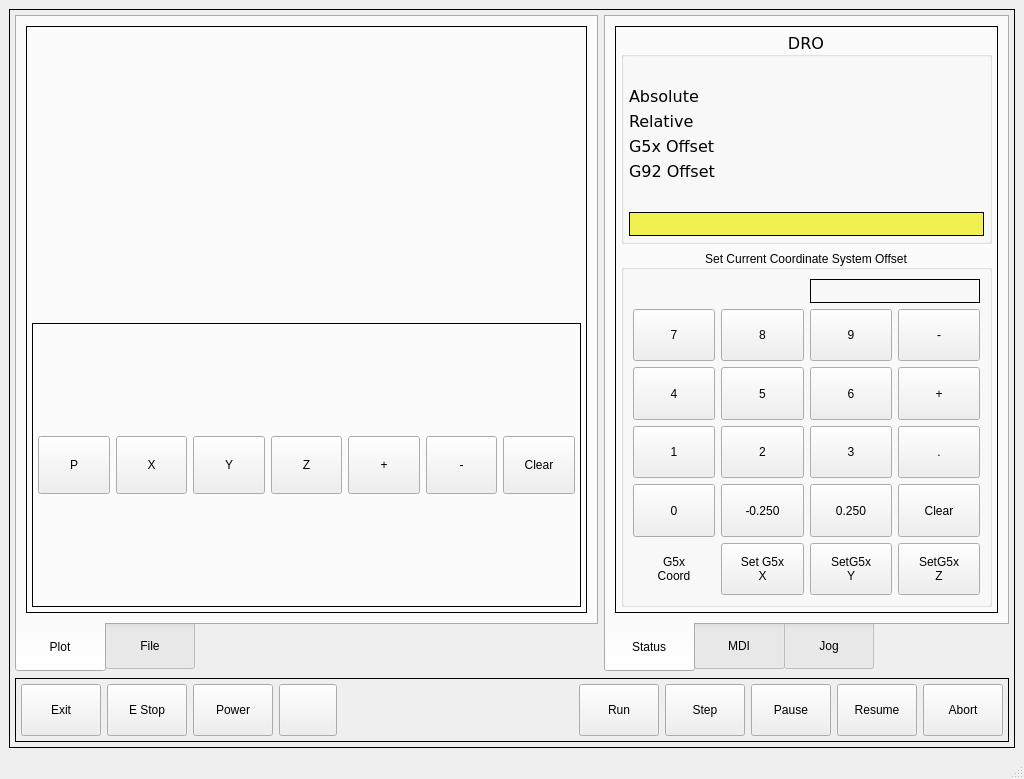
The window that bp_touch/ui/mainwindow.ui (jethornton/bp_touch) describes before a commit, drawn with Qt 5.
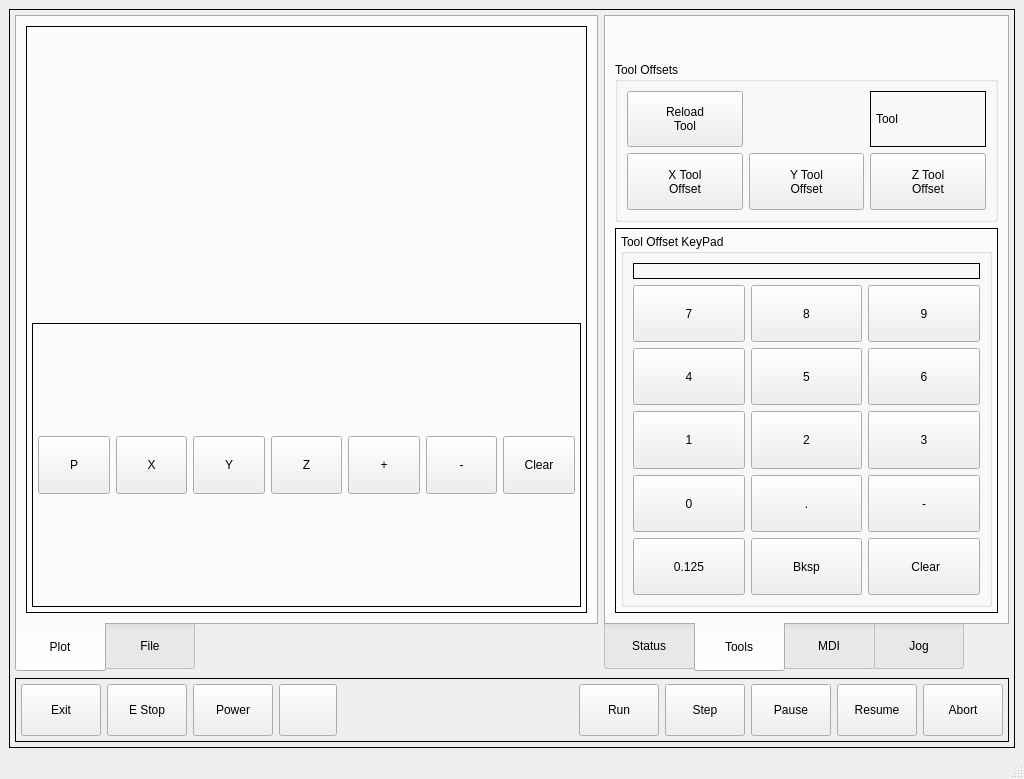
The same window after the commit. The open tabs and pages were chosen to show the change. Custom widgets are drawn as their Qt base class.

Commit message: add tool touch off

Patch:
```diff
--- a/bp_touch/ui/mainwindow.ui
+++ b/bp_touch/ui/mainwindow.ui
@@ -936,6 +936,295 @@
            </item>
           </layout>
          </widget>
+         <widget class="QWidget" name="tab_6">
+          <attribute name="title">
+           <string>Tools</string>
+          </attribute>
+          <layout class="QGridLayout" name="gridLayout_19">
+           <item row="0" column="0">
+            <spacer name="verticalSpacer">
+             <property name="orientation">
+              <enum>Qt::Vertical</enum>
+             </property>
+             <property name="sizeHint" stdset="0">
+              <size>
+               <width>20</width>
+               <height>40</height>
+              </size>
+             </property>
+            </spacer>
+           </item>
+           <item row="2" column="0">
+            <widget class="QFrame" name="gridFrame">
+             <property name="frameShape">
+              <enum>QFrame::Box</enum>
+             </property>
+             <layout class="QGridLayout" name="gridLayout_18">
+              <property name="leftMargin">
+               <number>5</number>
+              </property>
+              <property name="topMargin">
+               <number>5</number>
+              </property>
+              <property name="rightMargin">
+               <number>5</number>
+              </property>
+              <property name="bottomMargin">
+               <number>5</number>
+              </property>
+              <item row="0" column="0">
+               <widget class="QGroupBox" name="gridGroupBox">
+                <property name="title">
+                 <string>Tool Offset KeyPad</string>
+                </property>
+                <layout class="QGridLayout" name="gridLayout_20">
+                 <item row="1" column="0">
+                  <widget class="QPushButton" name="pushButton_54">
+                   <property name="text">
+                    <string>7</string>
+                   </property>
+                   <attribute name="buttonGroup">
+                    <string notr="true">toolOffsetGroup</string>
+                   </attribute>
+                  </widget>
+                 </item>
+                 <item row="3" column="2">
+                  <widget class="QPushButton" name="pushButton_61">
+                   <property name="text">
+                    <string>3</string>
+                   </property>
+                   <attribute name="buttonGroup">
+                    <string notr="true">toolOffsetGroup</string>
+                   </attribute>
+                  </widget>
+                 </item>
+                 <item row="4" column="0">
+                  <widget class="QPushButton" name="pushButton_62">
+                   <property name="text">
+                    <string>0</string>
+                   </property>
+                   <attribute name="buttonGroup">
+                    <string notr="true">toolOffsetGroup</string>
+                   </attribute>
+                  </widget>
+                 </item>
+                 <item row="3" column="0">
+                  <widget class="QPushButton" name="pushButton_55">
+                   <property name="text">
+                    <string>1</string>
+                   </property>
+                   <attribute name="buttonGroup">
+                    <string notr="true">toolOffsetGroup</string>
+                   </attribute>
+                  </widget>
+                 </item>
+                 <item row="1" column="2">
+                  <widget class="QPushButton" name="pushButton_53">
+                   <property name="text">
+                    <string>9</string>
+                   </property>
+                   <attribute name="buttonGroup">
+                    <string notr="true">toolOffsetGroup</string>
+                   </attribute>
+                  </widget>
+                 </item>
+                 <item row="4" column="2">
+                  <widget class="QPushButton" name="pushButton_64">
+                   <property name="text">
+                    <string>-</string>
+                   </property>
+                   <attribute name="buttonGroup">
+                    <string notr="true">toolOffsetGroup</string>
+                   </attribute>
+                  </widget>
+                 </item>
+                 <item row="3" column="1">
+                  <widget class="QPushButton" name="pushButton_60">
+                   <property name="text">
+                    <string>2</string>
+                   </property>
+                   <attribute name="buttonGroup">
+                    <string notr="true">toolOffsetGroup</string>
+                   </attribute>
+                  </widget>
+                 </item>
+                 <item row="2" column="1">
+                  <widget class="QPushButton" name="pushButton_58">
+                   <property name="text">
+                    <string>5</string>
+                   </property>
+                   <attribute name="buttonGroup">
+                    <string notr="true">toolOffsetGroup</string>
+                   </attribute>
+                  </widget>
+                 </item>
+                 <item row="0" column="0" colspan="3">
+                  <widget class="QLabel" name="toolOffsetLabel">
+                   <property name="frameShape">
+                    <enum>QFrame::Box</enum>
+                   </property>
+                   <property name="text">
+                    <string/>
+                   </property>
+                   <property name="alignment">
+                    <set>Qt::AlignRight|Qt::AlignTrailing|Qt::AlignVCenter</set>
+                   </property>
+                  </widget>
+                 </item>
+                 <item row="2" column="2">
+                  <widget class="QPushButton" name="pushButton_57">
+                   <property name="text">
+                    <string>6</string>
+                   </property>
+                   <attribute name="buttonGroup">
+                    <string notr="true">toolOffsetGroup</string>
+                   </attribute>
+                  </widget>
+                 </item>
+                 <item row="4" column="1">
+                  <widget class="QPushButton" name="pushButton_63">
+                   <property name="text">
+                    <string>.</string>
+                   </property>
+                   <attribute name="buttonGroup">
+                    <string notr="true">toolOffsetGroup</string>
+                   </attribute>
+                  </widget>
+                 </item>
+                 <item row="2" column="0">
+                  <widget class="QPushButton" name="pushButton_56">
+                   <property name="text">
+                    <string>4</string>
+                   </property>
+                   <attribute name="buttonGroup">
+                    <string notr="true">toolOffsetGroup</string>
+                   </attribute>
+                  </widget>
+                 </item>
+                 <item row="1" column="1">
+                  <widget class="QPushButton" name="pushButton_59">
+                   <property name="text">
+                    <string>8</string>
+                   </property>
+                   <attribute name="buttonGroup">
+                    <string notr="true">toolOffsetGroup</string>
+                   </attribute>
+                  </widget>
+                 </item>
+                 <item row="5" column="1">
+                  <widget class="QPushButton" name="toolOffsetBackspace">
+                   <property name="text">
+                    <string>Bksp</string>
+                   </property>
+                  </widget>
+                 </item>
+                 <item row="5" column="2">
+                  <widget class="QPushButton" name="toolOffsetClear">
+                   <property name="text">
+                    <string> Clear</string>
+                   </property>
+                  </widget>
+                 </item>
+                 <item row="5" column="0">
+                  <widget class="QPushButton" name="pushButton_67">
+                   <property name="text">
+                    <string>0.125</string>
+                   </property>
+                   <attribute name="buttonGroup">
+                    <string notr="true">toolOffsetGroup</string>
+                   </attribute>
+                  </widget>
+                 </item>
+                </layout>
+               </widget>
+              </item>
+             </layout>
+            </widget>
+           </item>
+           <item row="1" column="0">
+            <widget class="QGroupBox" name="gridGroupBox">
+             <property name="title">
+              <string>Tool Offsets</string>
+             </property>
+             <layout class="QGridLayout" name="gridLayout_21">
+              <item row="2" column="0">
+               <widget class="MDIButton" name="mdibutton_6">
+                <property name="text">
+                 <string>X Tool
+Offset</string>
+                </property>
+               </widget>
+              </item>
+              <item row="2" column="3">
+               <widget class="MDIButton" name="mdibutton_4">
+                <property name="text">
+                 <string>Z Tool
+Offset</string>
+                </property>
+                <property name="MDICommand" stdset="0">
+                 <string>G10L10P#&lt;toolInSpindle&gt;Z#&lt;toolOffsetLabel&gt;</string>
+                </property>
+               </widget>
+              </item>
+              <item row="0" column="3">
+               <widget class="QFrame" name="horizontalFrame">
+                <property name="frameShape">
+                 <enum>QFrame::Box</enum>
+                </property>
+                <layout class="QHBoxLayout" name="horizontalLayout">
+                 <property name="leftMargin">
+                  <number>5</number>
+                 </property>
+                 <property name="topMargin">
+                  <number>5</number>
+                 </property>
+                 <property name="rightMargin">
+                  <number>5</number>
+                 </property>
+                 <property name="bottomMargin">
+                  <number>5</number>
+                 </property>
+                 <item>
+                  <widget class="QLabel" name="label_11">
+                   <property name="text">
+                    <string>Tool</string>
+                   </property>
+                  </widget>
+                 </item>
+                 <item>
+                  <widget class="StatusLabel" name="toolInSpindle">
+                   <property name="rules" stdset="0">
+                    <string>[{&quot;channels&quot;: [{&quot;url&quot;: &quot;status: tool_in_spindle&quot;, &quot;trigger&quot;: true}], &quot;property&quot;: &quot;Text&quot;, &quot;expression&quot;: &quot;str(ch[0])&quot;, &quot;name&quot;: &quot;Tool In Spindle&quot;}]</string>
+                   </property>
+                  </widget>
+                 </item>
+                </layout>
+               </widget>
+              </item>
+              <item row="2" column="1">
+               <widget class="MDIButton" name="mdibutton_5">
+                <property name="text">
+                 <string>Y Tool
+Offset</string>
+                </property>
+               </widget>
+              </item>
+              <item row="0" column="0">
+               <widget class="MDIButton" name="mdibutton_7">
+                <property name="text">
+                 <string>Reload
+Tool</string>
+                </property>
+                <property name="MDICommand" stdset="0">
+                 <string>G43</string>
+                </property>
+               </widget>
+              </item>
+             </layout>
+            </widget>
+           </item>
+          </layout>
+         </widget>
          <widget class="QWidget" name="tab_2">
           <attribute name="title">
            <string>MDI</string>
```
Left out of the diff: 35 changed lines with no effect on the pictures. The commit also changes 1 other file.
